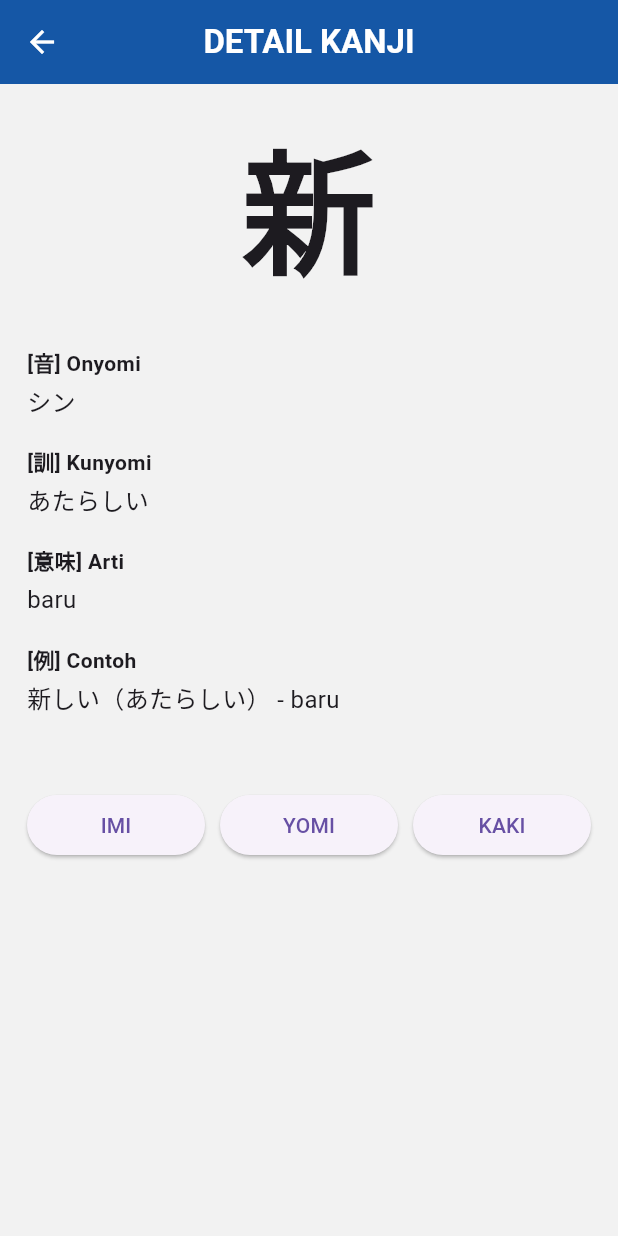
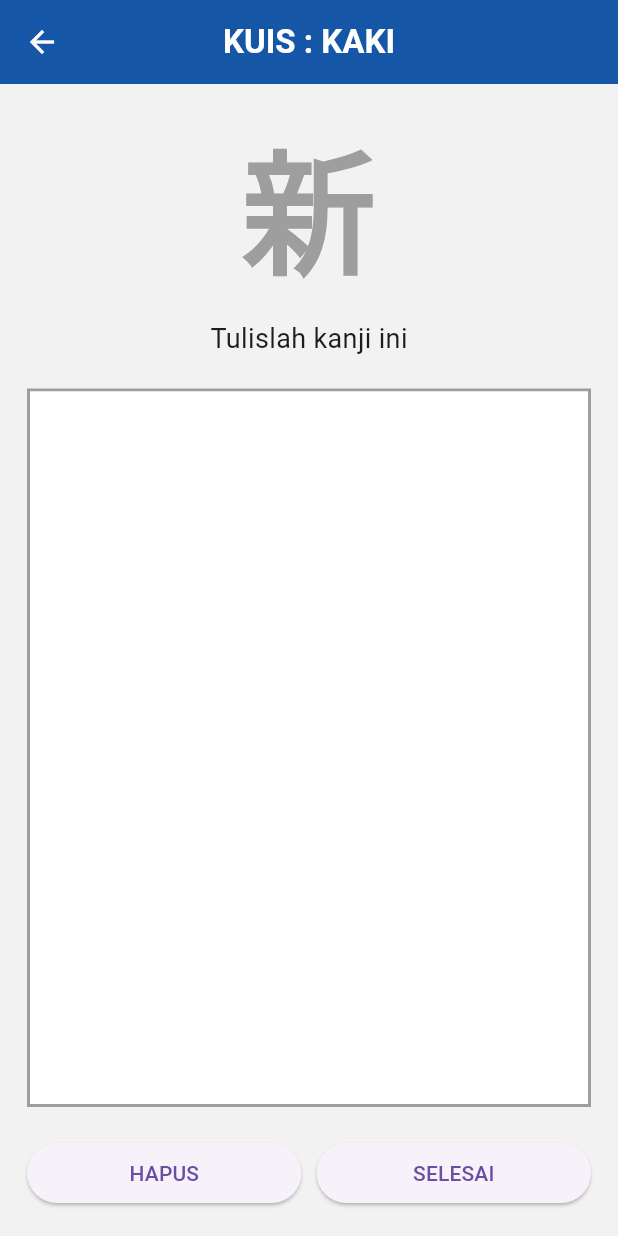
Before and after one commit to regiwijaya/kakeyo-student-app, a Flutter app: the KanjiDetailScreen screen opened directly with sample values from the repository, after a tap on "KAKI", on a phone screen of 412 x 824 dp. Run offline on Flutter 3.47's test engine with Material 3 defaults, Android fonts, the phone set to English and light mode, and no system bars; drawn by our look-alikes of signature.

Commit message:
Add KAKI writing practice screen

```diff
--- a/lib/screens/kanji_detail_screen.dart
+++ b/lib/screens/kanji_detail_screen.dart
@@ -3,6 +3,7 @@ import '../models/kanji.dart';
 import '../theme/app_colors.dart';
 import 'quiz_imi_screen.dart';
 import 'quiz_yomi_screen.dart';
+import 'quiz_kaki_screen.dart';
 
 class KanjiDetailScreen extends StatelessWidget {
   final Kanji kanji;
@@ -90,7 +91,16 @@ class KanjiDetailScreen extends StatelessWidget {
                 const SizedBox(width: 10),
                 Expanded(
                   child: ElevatedButton(
-                    onPressed: () {},
+                    onPressed: () {
+  Navigator.push(
+    context,
+    MaterialPageRoute(
+      builder: (context) => QuizKakiScreen(
+        kanji: kanji,
+      ),
+    ),
+  );
+},
                     child: const Text('KAKI'),
                   ),
                 ),
--- /dev/null
+++ b/lib/screens/quiz_kaki_screen.dart
@@ -0,0 +1,121 @@
+import 'package:flutter/material.dart';
+import 'package:signature/signature.dart';
+
+import '../models/kanji.dart';
+import '../theme/app_colors.dart';
+
+class QuizKakiScreen extends StatefulWidget {
+  final Kanji kanji;
+
+  const QuizKakiScreen({
+    super.key,
+    required this.kanji,
+  });
+
+  @override
+  State<QuizKakiScreen> createState() => _QuizKakiScreenState();
+}
+
+class _QuizKakiScreenState extends State<QuizKakiScreen> {
+  final SignatureController controller = SignatureController(
+    penStrokeWidth: 4,
+    penColor: Colors.black,
+  );
+
+  @override
+  void dispose() {
+    controller.dispose();
+    super.dispose();
+  }
+
+  void clearCanvas() {
+    controller.clear();
+  }
+
+  @override
+  Widget build(BuildContext context) {
+    return Scaffold(
+      backgroundColor: AppColors.background,
+      appBar: AppBar(
+        backgroundColor: AppColors.primaryBlue,
+        title: const Text(
+          'KUIS : KAKI',
+          style: TextStyle(
+            color: Colors.white,
+            fontWeight: FontWeight.bold,
+          ),
+        ),
+        centerTitle: true,
+        iconTheme: const IconThemeData(color: Colors.white),
+      ),
+      body: Padding(
+        padding: const EdgeInsets.all(18),
+        child: Column(
+          children: [
+            Text(
+              widget.kanji.character,
+              style: const TextStyle(
+                fontSize: 90,
+                fontWeight: FontWeight.bold,
+                color: Colors.grey,
+              ),
+            ),
+
+            const SizedBox(height: 10),
+
+            const Text(
+              'Tulislah kanji ini',
+              style: TextStyle(fontSize: 18),
+            ),
+
+            const SizedBox(height: 20),
+
+            Expanded(
+              child: Container(
+                decoration: BoxDecoration(
+                  color: Colors.white,
+                  border: Border.all(
+                    color: Colors.grey,
+                    width: 2,
+                  ),
+                ),
+                child: Signature(
+                  controller: controller,
+                  backgroundColor: Colors.white,
+                ),
+              ),
+            ),
+
+            const SizedBox(height: 20),
+
+            Row(
+              children: [
+                Expanded(
+                  child: ElevatedButton(
+                    onPressed: clearCanvas,
+                    child: const Text('HAPUS'),
+                  ),
+                ),
+                const SizedBox(width: 10),
+                Expanded(
+                  child: ElevatedButton(
+                    onPressed: () {
+                      ScaffoldMessenger.of(context).showSnackBar(
+                        const SnackBar(
+                          content: Text(
+                            'Jawaban tersimpan.',
+                          ),
+                        ),
+                      );
+                    },
+                    child: const Text('SELESAI'),
+                  ),
+                ),
+              ],
+            ),
+          ],
+        ),
+      ),
+    );
+  }
+}
--- a/pubspec.yaml
+++ b/pubspec.yaml
@@ -34,6 +34,7 @@ dependencies:
   # The following adds the Cupertino Icons font to your application.
   # Use with the CupertinoIcons class for iOS style icons.
   cupertino_icons: ^1.0.8
+  signature: ^6.3.0
 
 dev_dependencies:
   flutter_test:
```
Also changed, not shown: pubspec.lock.
